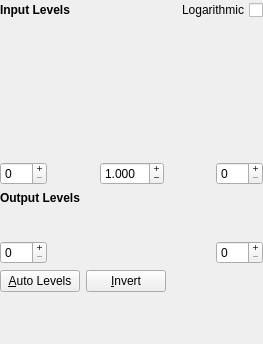
Qt form plugins/filters/levelfilter/wdg_level.ui (KDE/krita) before a commit.
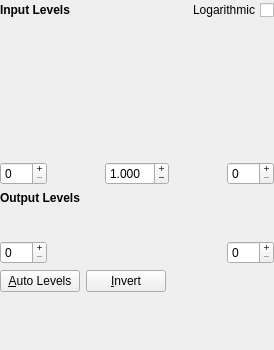
The same form after that commit. Custom widgets are drawn as their Qt base class.

Commit message:
Fix displaying the levels histogram
There were some weird things wrong with the layout of the dialog,
and for some reason, some hard-coded sizes coupled with hard-coded
cutting off from the histogram pixmap.

BUG:376048

Patch:
```diff
--- a/plugins/filters/levelfilter/wdg_level.ui
+++ b/plugins/filters/levelfilter/wdg_level.ui
@@ -6,8 +6,8 @@
    <rect>
     <x>0</x>
     <y>0</y>
-    <width>263</width>
-    <height>344</height>
+    <width>274</width>
+    <height>350</height>
    </rect>
   </property>
   <property name="sizePolicy">
@@ -31,7 +31,7 @@
   <property name="windowTitle">
    <string>Levels</string>
   </property>
-  <layout class="QVBoxLayout" name="verticalLayout">
+  <layout class="QGridLayout" name="gridLayout">
    <property name="leftMargin">
     <number>0</number>
    </property>
@@ -44,7 +44,7 @@
    <property name="bottomMargin">
     <number>0</number>
    </property>
-   <item>
+   <item row="0" column="0">
     <layout class="QHBoxLayout" name="horizontalLayout">
      <item>
       <widget class="QLabel" name="textLabel2">
@@ -68,7 +68,7 @@
      </item>
     </layout>
    </item>
-   <item>
+   <item row="1" column="0">
     <layout class="QHBoxLayout" name="horizontalLayout_2">
      <property name="spacing">
       <number>0</number>
@@ -115,7 +115,7 @@
      </item>
     </layout>
    </item>
-   <item>
+   <item row="2" column="0">
     <widget class="KisGradientSlider" name="ingradient" native="true">
      <property name="minimumSize">
       <size>
@@ -125,7 +125,7 @@
      </property>
     </widget>
    </item>
-   <item>
+   <item row="3" column="0">
     <layout class="QHBoxLayout">
      <item>
       <widget class="KisIntParseSpinBox" name="blackspin">
@@ -203,7 +203,7 @@
      </item>
     </layout>
    </item>
-   <item>
+   <item row="4" column="0">
     <spacer name="verticalSpacer">
      <property name="orientation">
       <enum>Qt::Vertical</enum>
@@ -219,7 +219,7 @@
      </property>
     </spacer>
    </item>
-   <item>
+   <item row="5" column="0">
     <widget class="QLabel" name="textLabel3">
      <property name="text">
       <string>&lt;b&gt;Output Levels&lt;/b&gt;</string>
@@ -229,7 +229,7 @@
      </property>
     </widget>
    </item>
-   <item>
+   <item row="6" column="0">
     <widget class="KisGradientSlider" name="outgradient" native="true">
      <property name="minimumSize">
       <size>
@@ -239,7 +239,7 @@
      </property>
     </widget>
    </item>
-   <item>
+   <item row="7" column="0">
     <layout class="QHBoxLayout">
      <item>
       <widget class="KisIntParseSpinBox" name="outblackspin">
@@ -279,7 +279,7 @@
      </item>
     </layout>
    </item>
-   <item>
+   <item row="8" column="0">
     <layout class="QHBoxLayout" name="horizontalLayout_6">
      <item>
       <widget class="QPushButton" name="butauto">
@@ -310,7 +310,7 @@
      </item>
     </layout>
    </item>
-   <item>
+   <item row="9" column="0">
     <spacer name="verticalSpacer_2">
      <property name="orientation">
       <enum>Qt::Vertical</enum>
```
The commit also changes 2 other files.
